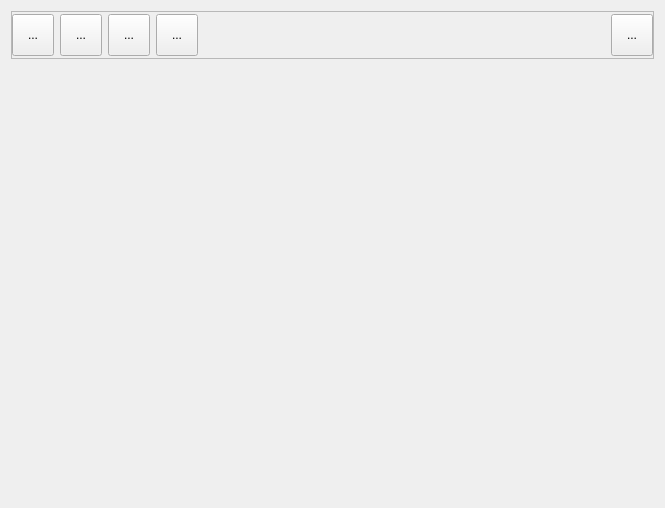
This is bulmages/bulmatpv/plugins/pluginbt_mesas/distromesasbase.ui in eboladev/Bulmages-1 as Qt 5 draws it before an edit. The edited form follows.
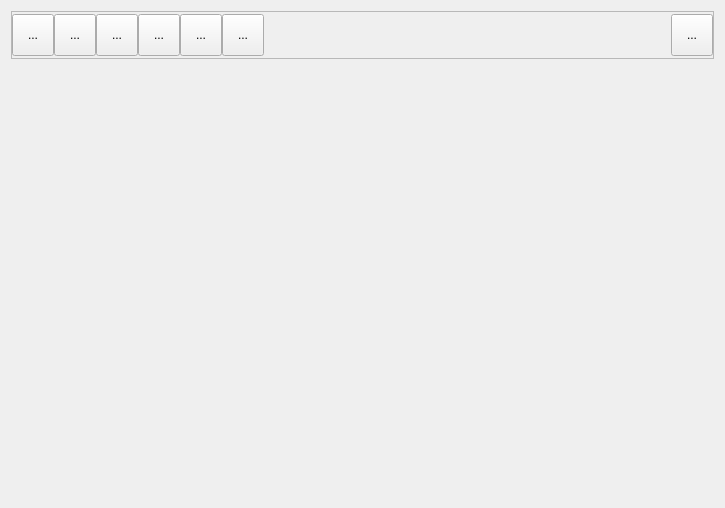
This is the edited form. Icons and pictures are not drawn.

Commit message: Por fin escalado individual en las mesas. Y además escala bien en las 4 esquinas y en los 4 laterales. Pensad que no es lo mismo escalar por un lado que por el otro. Aparte he agregado botones globales para ver el ticket y cambiar el nombre de la mesa

Patch:
```diff
--- a/bulmages/bulmatpv/plugins/pluginbt_mesas/distromesasbase.ui
+++ b/bulmages/bulmatpv/plugins/pluginbt_mesas/distromesasbase.ui
@@ -6,7 +6,7 @@
    <rect>
     <x>0</x>
     <y>0</y>
-    <width>605</width>
+    <width>673</width>
     <height>508</height>
    </rect>
   </property>
@@ -41,6 +41,9 @@
       <enum>QFrame::Raised</enum>
      </property>
      <layout class="QHBoxLayout" name="horizontalLayout">
+      <property name="spacing">
+       <number>0</number>
+      </property>
       <property name="margin">
        <number>0</number>
       </property>
@@ -160,6 +163,64 @@
         </property>
        </widget>
       </item>
+      <item>
+       <widget class="QToolButton" name="mui_ver_ticket">
+        <property name="minimumSize">
+         <size>
+          <width>42</width>
+          <height>42</height>
+         </size>
+        </property>
+        <property name="maximumSize">
+         <size>
+          <width>42</width>
+          <height>42</height>
+         </size>
+        </property>
+        <property name="text">
+         <string>...</string>
+        </property>
+        <property name="icon">
+         <iconset resource="../../../bulmages_oxygen.qrc">
+          <normaloff>:/BfBulmaFact48x48/images/png/48x48/i_bulmages_ventas_pedidos.48x48.png</normaloff>:/BfBulmaFact48x48/images/png/48x48/i_bulmages_ventas_pedidos.48x48.png</iconset>
+        </property>
+        <property name="iconSize">
+         <size>
+          <width>32</width>
+          <height>32</height>
+         </size>
+        </property>
+       </widget>
+      </item>
+      <item>
+       <widget class="QToolButton" name="mui_cambiar_nombre">
+        <property name="minimumSize">
+         <size>
+          <width>42</width>
+          <height>42</height>
+         </size>
+        </property>
+        <property name="maximumSize">
+         <size>
+          <width>42</width>
+          <height>42</height>
+         </size>
+        </property>
+        <property name="text">
+         <string>...</string>
+        </property>
+        <property name="icon">
+         <iconset resource="../../../bulmages_oxygen.qrc">
+          <normaloff>:/BfBulmaFact48x48/images/png/48x48/i_bulmages_boton_listado.48x48.png</normaloff>:/BfBulmaFact48x48/images/png/48x48/i_bulmages_boton_listado.48x48.png</iconset>
+        </property>
+        <property name="iconSize">
+         <size>
+          <width>32</width>
+          <height>32</height>
+         </size>
+        </property>
+       </widget>
+      </item>
       <item>
        <spacer name="horizontalSpacer">
         <property name="orientation">
```
The commit also changes 2 other files.
